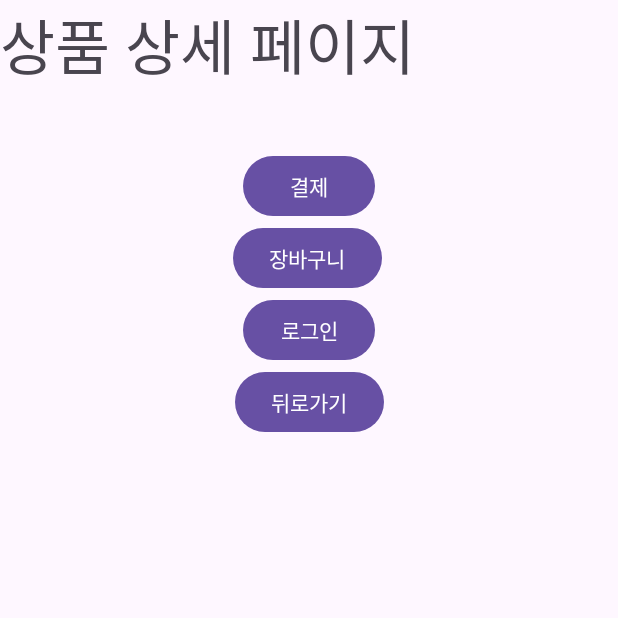
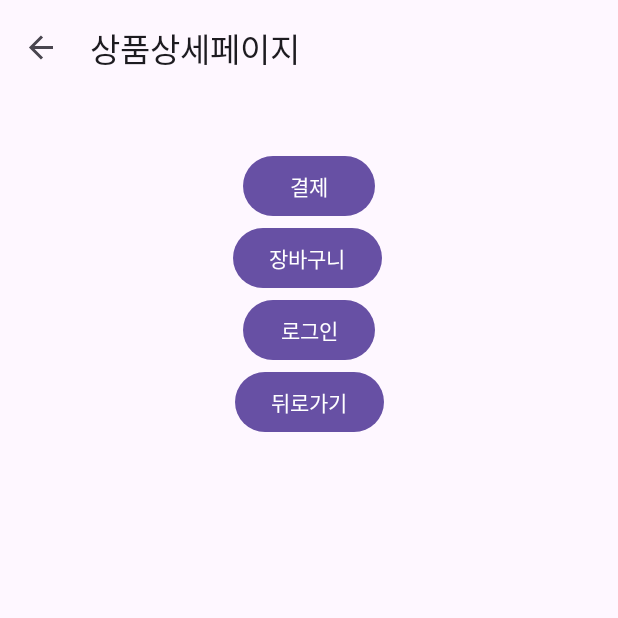
Before and after one commit to space8033/Team5AndroidProject, an Android app: the DetailFragment screen opened through its navigation route, on a phone screen of 412 x 824 dp, the top half of it. Run offline under Robolectric (Android 15) with nearby library versions, the phone set to English and light mode, and no system bars; our stand-ins replace navigation-ui.

Commit message:
Toolbar(Topbar) 추가

```diff
--- a/app/src/main/java/com/example/team5androidproject/MainActivity.java
+++ b/app/src/main/java/com/example/team5androidproject/MainActivity.java
@@ -3,17 +3,39 @@ package com.example.team5androidproject;
 import androidx.appcompat.app.AppCompatActivity;
 import androidx.navigation.NavController;
 import androidx.navigation.fragment.NavHostFragment;
+import androidx.navigation.ui.AppBarConfiguration;
+import androidx.navigation.ui.NavigationUI;
 
 import android.os.Bundle;
 
+import com.example.team5androidproject.databinding.ActivityMainBinding;
+
 public class MainActivity extends AppCompatActivity {
     private NavController navController;
+    private ActivityMainBinding binding;
     @Override
     protected void onCreate(Bundle savedInstanceState) {
         super.onCreate(savedInstanceState);
-        setContentView(R.layout.activity_main);
+        binding = ActivityMainBinding.inflate(getLayoutInflater());
+        setContentView(binding.getRoot());
 
         NavHostFragment navHostFragment = (NavHostFragment) getSupportFragmentManager().findFragmentById(R.id.nav_host);
         navController = navHostFragment.getNavController();
+
+        initAppBar();
+    }
+
+    private void initAppBar() {
+        setSupportActionBar(binding.toolbar);
+
+        NavHostFragment navHostFragment = (NavHostFragment) getSupportFragmentManager().findFragmentById(R.id.nav_host);
+        NavController navController = navHostFragment.getNavController();
+
+        //그래프상에서 최상위 수준 대상을 지정(홈 아이콘으로 표시된 대상)
+        AppBarConfiguration appBarConfiguration =  new AppBarConfiguration
+                .Builder(navController.getGraph())
+                .build();
+
+        NavigationUI.setupWithNavController(binding.toolbar, navController, appBarConfiguration);
     }
 }
--- a/app/src/main/java/com/example/team5androidproject/ui/MainFragment.java
+++ b/app/src/main/java/com/example/team5androidproject/ui/MainFragment.java
@@ -4,12 +4,17 @@ import android.os.Bundle;
 
 import androidx.annotation.NonNull;
 import androidx.annotation.Nullable;
+import androidx.core.view.MenuProvider;
 import androidx.fragment.app.Fragment;
+import androidx.lifecycle.Lifecycle;
 import androidx.navigation.NavController;
 import androidx.navigation.fragment.NavHostFragment;
 
 import android.util.Log;
 import android.view.LayoutInflater;
+import android.view.Menu;
+import android.view.MenuInflater;
+import android.view.MenuItem;
 import android.view.View;
 import android.view.ViewGroup;
 
@@ -28,20 +33,36 @@ public class MainFragment extends Fragment {
 
         navController = NavHostFragment.findNavController(this);
 
-        initBtnSearch();
         initBtnDetail();
         initBtnMypage();
-        initBtnCart();
         initBtnLogin();
+
+        initMenu();
 
         return binding.getRoot();
 
     }
 
-    private void initBtnSearch() {
-        binding.btnSearch.setOnClickListener(v->{
-            navController.navigate(R.id.action_dest_main_to_dest_search);
-        });
+    private void initMenu() {
+        MenuProvider menuProvider = new MenuProvider() {
+            @Override
+            public void onCreateMenu(@NonNull Menu menu, @NonNull MenuInflater menuInflater) {
+                menuInflater.inflate(R.menu.main_fragment,menu);
+            }
+
+            @Override
+            public boolean onMenuItemSelected(@NonNull MenuItem menuItem) {
+                if(menuItem.getItemId() == R.id.dest_search){
+                    navController.navigate(R.id.action_dest_main_to_dest_search);
+                    return true;
+                } else if (menuItem.getItemId() == R.id.dest_cart){
+                    navController.navigate(R.id.action_dest_main_to_dest_cart);
+                    return true;
+                }
+                return false;
+            }
+        };
+        getActivity().addMenuProvider(menuProvider,getViewLifecycleOwner(), Lifecycle.State.RESUMED);
     }
 
     private void initBtnDetail() {
@@ -56,12 +77,6 @@ public class MainFragment extends Fragment {
         });
     }
 
-    private void initBtnCart() {
-        binding.btnCart.setOnClickListener(v->{
-            navController.navigate(R.id.action_dest_main_to_dest_cart);
-        });
-    }
-
     private void initBtnLogin() {
         binding.btnLogin.setOnClickListener(v->{
             navController.navigate(R.id.action_dest_main_to_dest_login);
--- /dev/null
+++ b/app/src/main/res/drawable/ic_search_black_24dp.xml
@@ -0,0 +1,9 @@
+<vector xmlns:android="http://schemas.android.com/apk/res/android"
+        android:width="24dp"
+        android:height="24dp"
+        android:viewportWidth="24.0"
+        android:viewportHeight="24.0">
+    <path
+        android:fillColor="#FF000000"
+        android:pathData="M15.5,14h-0.79l-0.28,-0.27C15.41,12.59 16,11.11 16,9.5 16,5.91 13.09,3 9.5,3S3,5.91 3,9.5 5.91,16 9.5,16c1.61,0 3.09,-0.59 4.23,-1.57l0.27,0.28v0.79l5,4.99L20.49,19l-4.99,-5zM9.5,14C7.01,14 5,11.99 5,9.5S7.01,5 9.5,5 14,7.01 14,9.5 11.99,14 9.5,14z"/>
+</vector>
--- /dev/null
+++ b/app/src/main/res/drawable/ic_shopping_bag.xml
@@ -0,0 +1,10 @@
+<vector xmlns:android="http://schemas.android.com/apk/res/android"
+    android:width="48dp"
+    android:height="48dp"
+    android:viewportWidth="960"
+    android:viewportHeight="960"
+  >
+  <path
+      android:fillColor="@android:color/black"
+      android:pathData="M220,880Q196,880 178,862Q160,844 160,820L160,300Q160,276 178,258Q196,240 220,240L330,240L330,230Q330,167 373.5,123.5Q417,80 480,80Q543,80 586.5,123.5Q630,167 630,230L630,240L740,240Q764,240 782,258Q800,276 800,300L800,820Q800,844 782,862Q764,880 740,880L220,880ZM220,820L740,820Q740,820 740,820Q740,820 740,820L740,300Q740,300 740,300Q740,300 740,300L630,300L630,390Q630,402.75 621.33,411.38Q612.65,420 599.83,420Q587,420 578.5,411.38Q570,402.75 570,390L570,300L390,300L390,390Q390,402.75 381.33,411.38Q372.65,420 359.83,420Q347,420 338.5,411.38Q330,402.75 330,390L330,300L220,300Q220,300 220,300Q220,300 220,300L220,820Q220,820 220,820Q220,820 220,820ZM390,240L570,240L570,230Q570,192 544,166Q518,140 480,140Q442,140 416,166Q390,192 390,230L390,240ZM220,820L220,820Q220,820 220,820Q220,820 220,820L220,300Q220,300 220,300Q220,300 220,300L220,300Q220,300 220,300Q220,300 220,300L220,820Q220,820 220,820Q220,820 220,820Z"/>
+</vector>
--- a/app/src/main/res/layout/activity_main.xml
+++ b/app/src/main/res/layout/activity_main.xml
@@ -5,6 +5,19 @@
     android:layout_width="match_parent"
     android:layout_height="match_parent"
     tools:context=".MainActivity">
+
+    <com.google.android.material.appbar.AppBarLayout
+        android:id="@+id/app_bar"
+        android:layout_width="match_parent"
+        android:layout_height="wrap_content">
+
+        <androidx.appcompat.widget.Toolbar
+            android:id="@+id/toolbar"
+            android:layout_width="match_parent"
+            android:layout_height="wrap_content"
+            android:minHeight="?attr/actionBarSize"
+            app:title=""/>
+    </com.google.android.material.appbar.AppBarLayout>
 
     <androidx.fragment.app.FragmentContainerView
         android:id="@+id/nav_host"
--- a/app/src/main/res/layout/fragment_cart.xml
+++ b/app/src/main/res/layout/fragment_cart.xml
@@ -11,7 +11,6 @@
         android:id="@+id/textView5"
         android:layout_width="match_parent"
         android:layout_height="match_parent"
-        android:text="장바구니"
         android:textSize="40sp" />
 
     <Button
--- a/app/src/main/res/layout/fragment_detail.xml
+++ b/app/src/main/res/layout/fragment_detail.xml
@@ -12,7 +12,6 @@
         android:id="@+id/textView4"
         android:layout_width="0dp"
         android:layout_height="0dp"
-        android:text="상품 상세 페이지"
         android:textSize="40sp"
         app:layout_constraintBottom_toBottomOf="parent"
         app:layout_constraintEnd_toEndOf="parent"
--- a/app/src/main/res/layout/fragment_list.xml
+++ b/app/src/main/res/layout/fragment_list.xml
@@ -12,7 +12,6 @@
         android:id="@+id/textView3"
         android:layout_width="match_parent"
         android:layout_height="match_parent"
-        android:text="상품 목록 페이지"
         android:textSize="40sp" />
 
     <Button
--- a/app/src/main/res/layout/fragment_login.xml
+++ b/app/src/main/res/layout/fragment_login.xml
@@ -11,7 +11,7 @@
         android:id="@+id/textView6"
         android:layout_width="match_parent"
         android:layout_height="match_parent"
-        android:text="로그인페이지"
+        android:text=""
         android:textSize="40sp" />
 
     <Button
--- a/app/src/main/res/layout/fragment_my_page.xml
+++ b/app/src/main/res/layout/fragment_my_page.xml
@@ -11,7 +11,6 @@
         android:id="@+id/textView7"
         android:layout_width="match_parent"
         android:layout_height="match_parent"
-        android:text="마이페이지"
         android:textSize="40sp" />
 
     <Button
--- a/app/src/main/res/layout/fragment_order.xml
+++ b/app/src/main/res/layout/fragment_order.xml
@@ -11,7 +11,6 @@
         android:id="@+id/textView8"
         android:layout_width="match_parent"
         android:layout_height="match_parent"
-        android:text="결제페이지"
         android:textSize="40sp" />
 
     <Button
--- a/app/src/main/res/layout/fragment_search.xml
+++ b/app/src/main/res/layout/fragment_search.xml
@@ -11,7 +11,6 @@
         android:id="@+id/textView2"
         android:layout_width="match_parent"
         android:layout_height="match_parent"
-        android:text="검색페이지"
         android:textSize="40sp" />
 
     <Button
--- /dev/null
+++ b/app/src/main/res/menu/main_fragment.xml
@@ -0,0 +1,19 @@
+<?xml version="1.0" encoding="utf-8"?>
+<menu xmlns:android="http://schemas.android.com/apk/res/android"
+    xmlns:app="http://schemas.android.com/apk/res-auto">
+
+    <item
+        android:id="@+id/dest_search"
+        android:layout_width="wrap_content"
+        android:layout_height="wrap_content"
+        android:icon="@drawable/ic_search_black_24dp"
+        app:showAsAction="always"
+        android:title="Search" />
+    <item
+        android:id="@+id/dest_cart"
+        android:layout_width="wrap_content"
+        android:layout_height="wrap_content"
+        android:icon="@drawable/ic_shopping_bag"
+        app:showAsAction="always"
+        android:title="Item" />
+</menu>
--- a/app/src/main/res/values/strings.xml
+++ b/app/src/main/res/values/strings.xml
@@ -1,5 +1,5 @@
 <resources>
-    <string name="app_name">Team5AndroidProject</string>
+    <string name="app_name"></string>
     <!-- TODO: Remove or change this placeholder text -->
     <string name="hello_blank_fragment">Hello blank fragment</string>
 </resources>
```
Also changed, not shown: app/src/main/res/layout/fragment_main.xml (+4 -22 lines).
